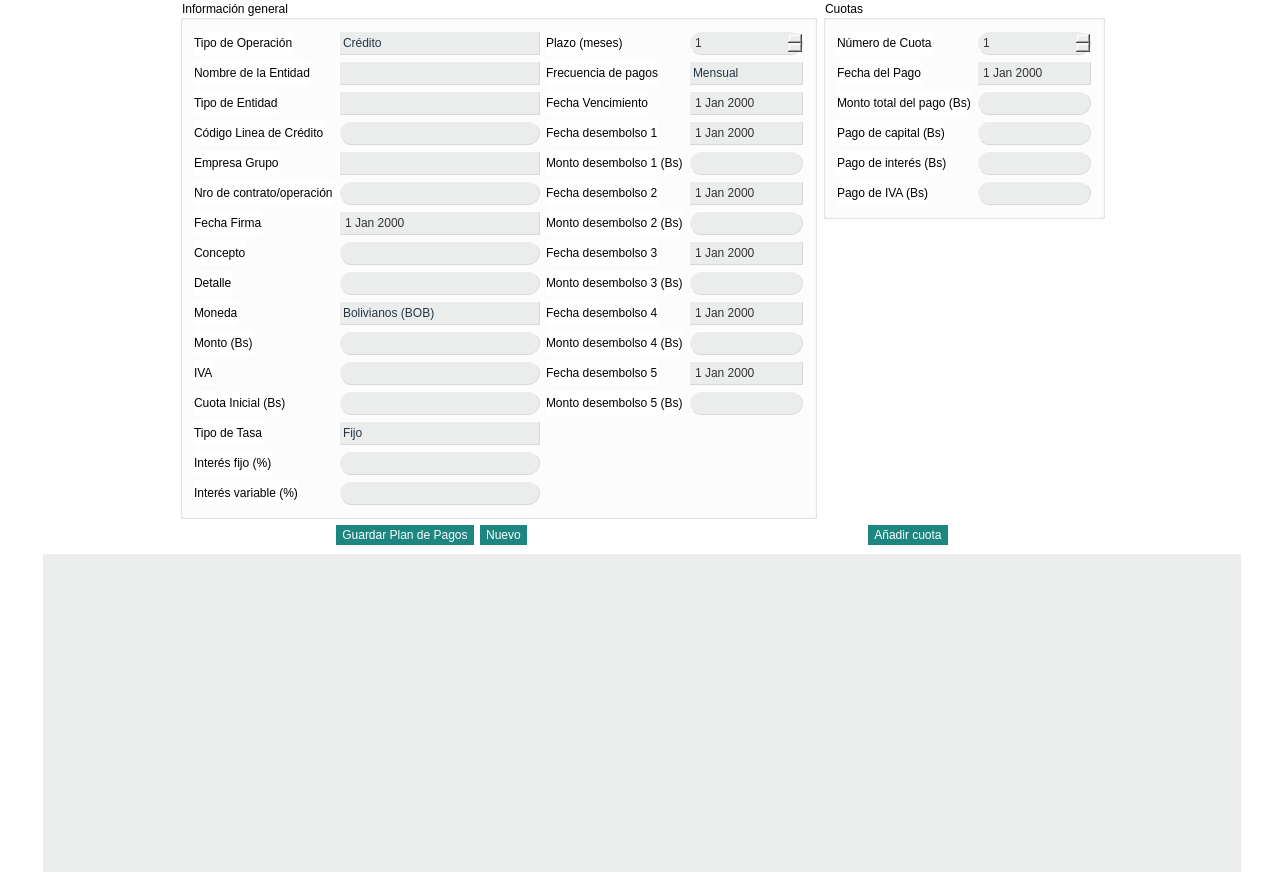
altitude-solutions/Finanzas, file Finanzas/PlanDePagos.ui: the form before one commit.
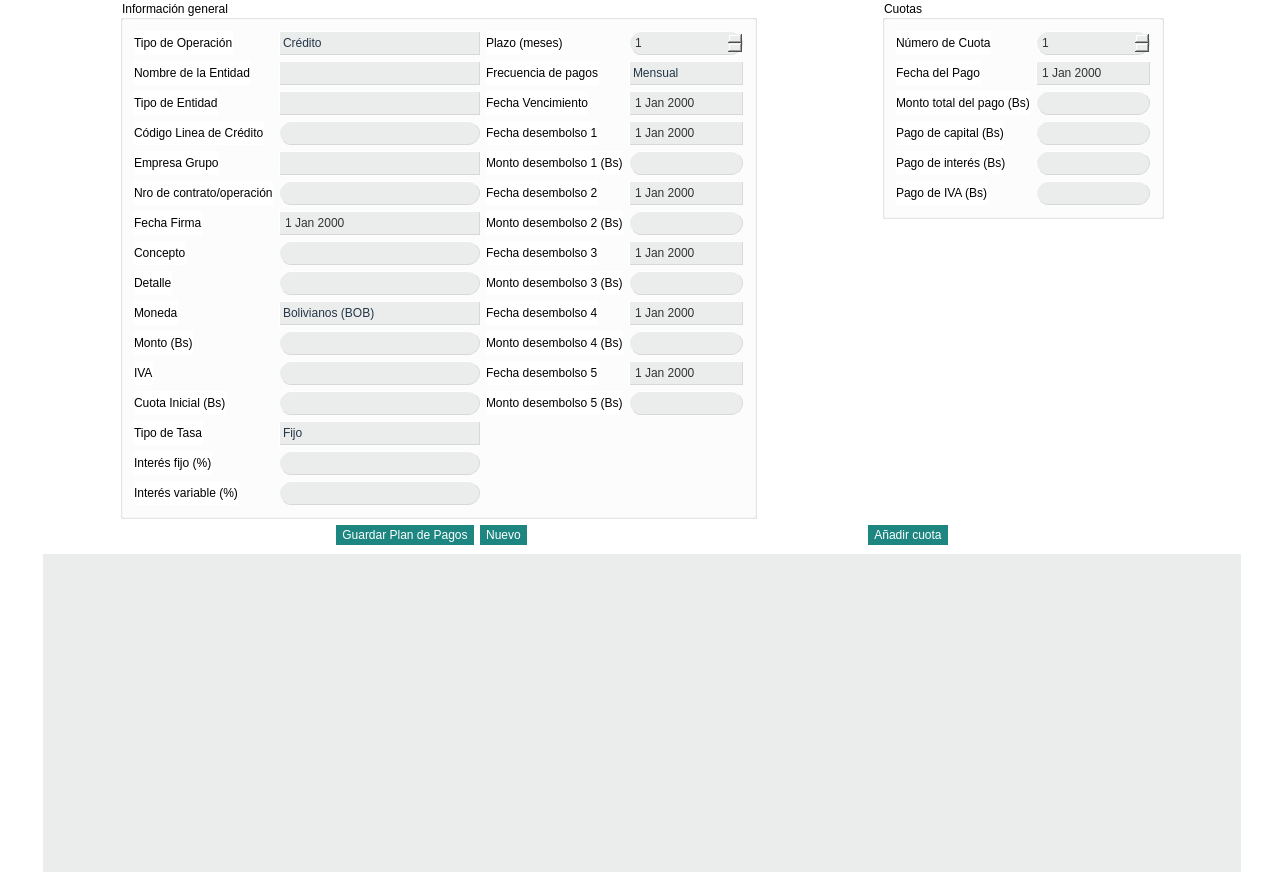
The form after the commit. Icons and pictures are not drawn.

```diff
--- a/Finanzas/PlanDePagos.ui
+++ b/Finanzas/PlanDePagos.ui
@@ -2112,6 +2112,19 @@
        </layout>
       </widget>
      </item>
+     <item>
+      <spacer name="horizontalSpacer_8">
+       <property name="orientation">
+        <enum>Qt::Horizontal</enum>
+       </property>
+       <property name="sizeHint" stdset="0">
+        <size>
+         <width>40</width>
+         <height>20</height>
+        </size>
+       </property>
+      </spacer>
+     </item>
      <item>
       <layout class="QVBoxLayout" name="verticalLayout_3">
        <item>
```
